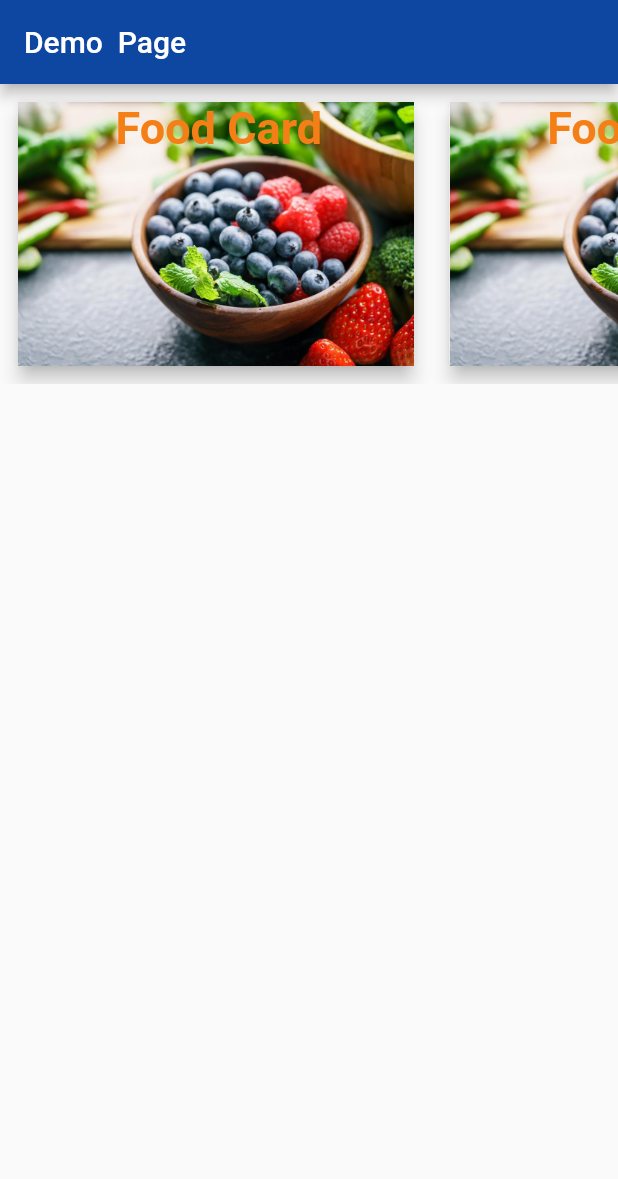
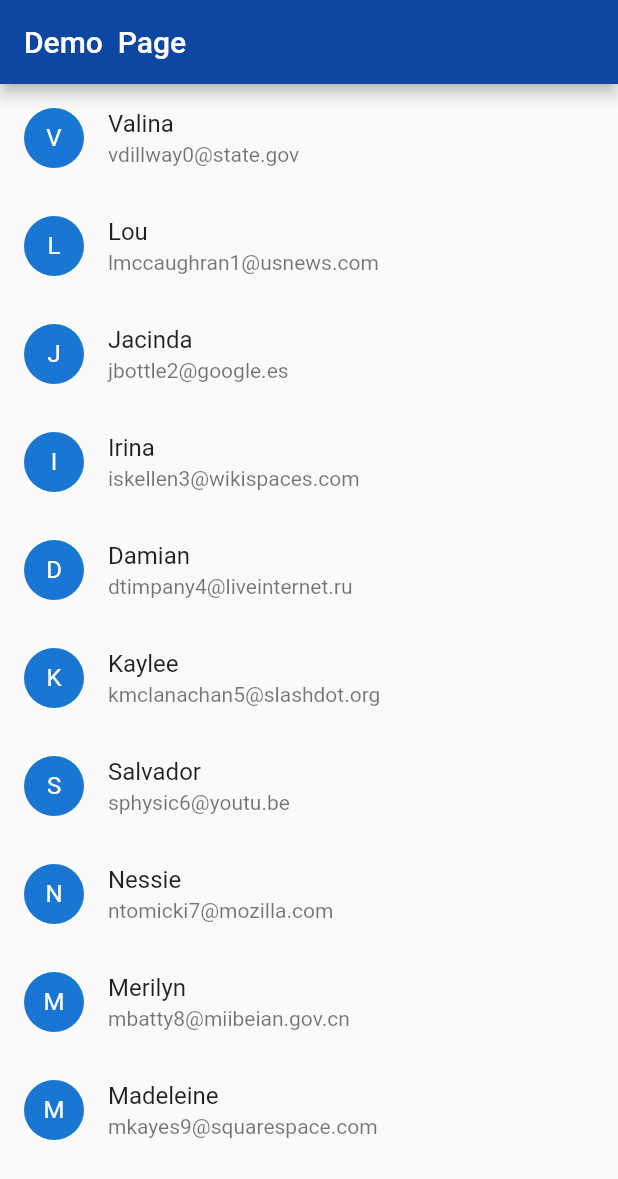
Before and after one commit to jpmehedi/UI-Design-Learn-Flutter, a Flutter app: the screen it shows after launch, on a phone screen of 412 x 824 dp. Shown: the top 1179 px of the screen. Run offline on Flutter 3.47's test engine with Material 2 defaults, Android fonts, the phone set to English and light mode, and no system bars.

Commit message:
listviewbuilder , divider, listtile

```diff
--- a/lib/main.dart
+++ b/lib/main.dart
@@ -5,6 +5,20 @@ void main() {
 }
 
 class MyApp extends StatelessWidget {
+
+List peopele = [
+{"name":"Valina","email":"vdillway0@state.gov","language":"Latvian"},
+{"name":"Lou","email":"lmccaughran1@usnews.com","language":"Māori"},
+{"name":"Jacinda","email":"jbottle2@google.es","language":"Danish"},
+{"name":"Irina","email":"iskellen3@wikispaces.com","language":"Japanese"},
+{"name":"Damian","email":"dtimpany4@liveinternet.ru","language":"West Frisian"},
+{"name":"Kaylee","email":"kmclanachan5@slashdot.org","language":"Croatian"},
+{"name":"Salvador","email":"sphysic6@youtu.be","language":"Catalan"},
+{"name":"Nessie","email":"ntomicki7@mozilla.com","language":"Somali"},
+{"name":"Merilyn","email":"mbatty8@miibeian.gov.cn","language":"Bosnian"},
+{"name":"Madeleine","email":"mkayes9@squarespace.com","language":"Amharic"}
+];
+
   @override
   Widget build(BuildContext context) {
     return MaterialApp(
@@ -15,57 +29,24 @@ class MyApp extends StatelessWidget {
           backgroundColor: Colors.blue[900],
         ),
         body: SafeArea(
-          child: Column(
-            children: <Widget>[
-              Container(
-                height: 200,
-                child: ListView(
-                  scrollDirection: Axis.horizontal,
-                  children: <Widget>[
-                    CardBuilder(),
-                    CardBuilder(),
-                    CardBuilder(),
-                  ],
-                ),
-              )
-            ],
+          child: ListView.builder(
+            itemCount: peopele.length,
+            itemBuilder: (BuildContext context, int index){
+              return Column(
+                children: <Widget>[
+                  ListTile(
+                    leading: CircleAvatar(
+                      child: Text(peopele[index]['name'][0]),
+                    ),
+                    title: Text(peopele[index]['name']),
+                    subtitle: Text(peopele[index]['email']),
+                  )
+                ],
+              );
+            },
+            ),
           ),
         ),
-      ),
     );
   }
 }
-
-class CardBuilder extends StatelessWidget {
-  const CardBuilder({
-    Key key,
-  }) : super(key: key);
-
-  @override
-  Widget build(BuildContext context) {
-    return Padding(
-      padding: const EdgeInsets.all(8.0),
-      child: Card(
-        elevation: 5,
-        child: Container(
-            height: 200,
-            child: Stack(
-              children: <Widget>[
-                Image.asset('images/food.jpg'),
-                Positioned(
-                  left: 65,
-                  child: Text(
-                    'Food Card',
-                    style: TextStyle(
-                      fontWeight: FontWeight.bold,
-                      fontSize: 30,
-                      color: Colors.yellow[900],
-                    ),
-                  ),
-                ),
-              ],
-            )),
-      ),
-    );
-  }
-}
```
